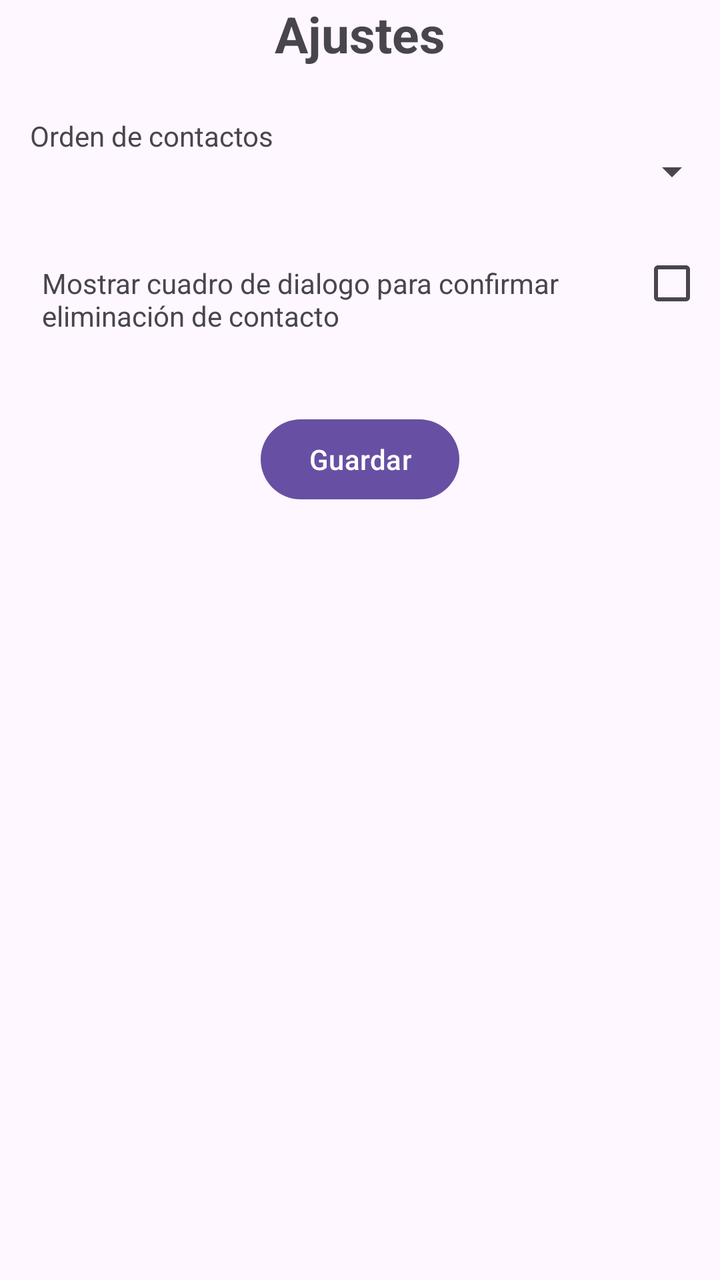
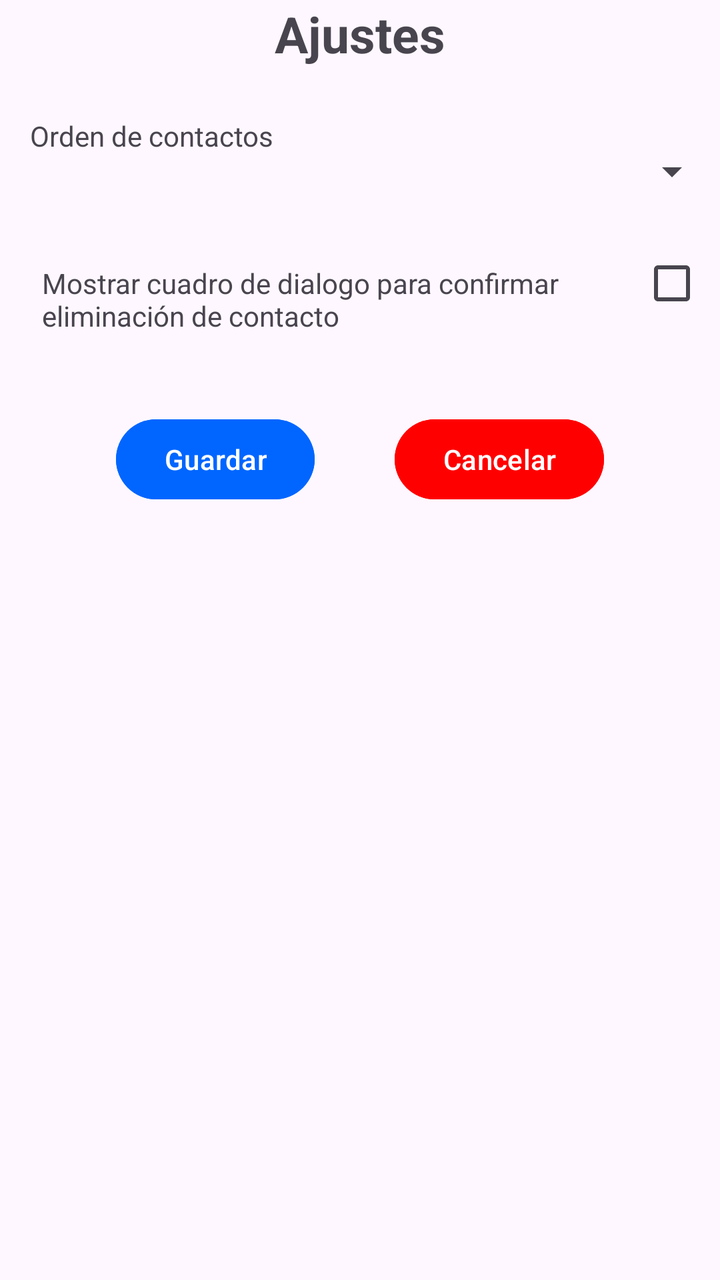

Two renders of the same Android screen: before a commit and after it. Below are the layout's source before the change and the commit's diff.
<!-- AndroidManifest.xml: application theme Theme.MiAgenda -->
<!-- res/layout/activity_ajustes.xml -->
<?xml version="1.0" encoding="utf-8"?>
<androidx.constraintlayout.widget.ConstraintLayout xmlns:android="http://schemas.android.com/apk/res/android"
    xmlns:app="http://schemas.android.com/apk/res-auto"
    xmlns:tools="http://schemas.android.com/tools"
    android:id="@+id/main"
    android:layout_width="match_parent"
    android:layout_height="match_parent"
    tools:context=".AjustesActivity">

    <TextView
        android:id="@+id/title"
        android:layout_width="wrap_content"
        android:layout_height="wrap_content"
        android:text="@string/title_ajustes"
        app:layout_constraintTop_toTopOf="parent"
        app:layout_constraintEnd_toEndOf="parent"
        app:layout_constraintStart_toStartOf="parent"
        android:textSize="25sp"
        android:textStyle="bold"
        />

    
    <TextView
        android:id="@+id/nameLabel"
        android:layout_width="wrap_content"
        android:layout_height="wrap_content"
        app:layout_constraintStart_toStartOf="parent"
        android:text="@string/contact_order"
        android:paddingEnd="15dp"
        android:paddingStart="15dp"
        app:layout_constraintBaseline_toBaselineOf="@+id/order"
        />
    <Spinner
        android:id="@+id/order"
        android:layout_width="wrap_content"
        android:layout_height="wrap_content"
        android:layout_marginTop="40dp"
        app:layout_constraintEnd_toEndOf="parent"
        app:layout_constraintTop_toBottomOf="@+id/title"

        />

    <TextView
        android:layout_width="300dp"
        android:layout_height="wrap_content"
        app:layout_constraintStart_toStartOf="parent"
        app:layout_constraintEnd_toStartOf="@id/order"
        app:layout_constraintBaseline_toBaselineOf="@+id/remove_policy"
        android:text="@string/remove_alert"
        android:paddingStart="15dp"
        android:paddingEnd="15dp"
        />

    <CheckBox
        android:id="@+id/remove_policy"
        android:layout_width="wrap_content"
        android:layout_height="wrap_content"
        android:layout_marginTop="20dp"


        app:layout_constraintTop_toBottomOf="@+id/order"
        app:layout_constraintEnd_toEndOf="parent"

        />

    <Button
        android:id="@+id/btnSaveSettings"
        android:layout_width="wrap_content"
        android:layout_height="wrap_content"
        android:layout_marginTop="40dp"
        android:layout_marginStart="20dp"
        android:layout_marginEnd="20dp"
        android:text="@string/save"
        app:layout_constraintStart_toStartOf="parent"
        app:layout_constraintTop_toBottomOf="@+id/remove_policy"
        app:layout_constraintEnd_toEndOf="parent"

        />


</androidx.constraintlayout.widget.ConstraintLayout>
<!-- resources referenced by this layout -->
<resources>
  <string name="contact_order">Orden de contactos</string>
  <string name="remove_alert">Mostrar cuadro de dialogo para confirmar eliminación de contacto</string>
  <string name="save">Guardar</string>
  <string name="title_ajustes">Ajustes</string>
  <style name="Theme.MiAgenda" parent="Base.Theme.MiAgenda" />
  <style name="Base.Theme.MiAgenda" parent="Theme.Material3.DayNight.NoActionBar">
          
          
      </style>
</resources>

<!-- the commit's change to res/layout/activity_ajustes.xml (unified diff, before → after) -->
@@ -56,8 +56,6 @@
         android:layout_width="wrap_content"
         android:layout_height="wrap_content"
         android:layout_marginTop="20dp"
-
-
         app:layout_constraintTop_toBottomOf="@+id/order"
         app:layout_constraintEnd_toEndOf="parent"
 
@@ -67,14 +65,27 @@
         android:id="@+id/btnSaveSettings"
         android:layout_width="wrap_content"
         android:layout_height="wrap_content"
-        android:layout_marginTop="40dp"
-        android:layout_marginStart="20dp"
-        android:layout_marginEnd="20dp"
         android:text="@string/save"
         app:layout_constraintStart_toStartOf="parent"
+        app:layout_constraintEnd_toStartOf="@id/btnCancelSettings"
+        android:backgroundTint="@color/blue"
+        app:layout_constraintHorizontal_chainStyle="packed"
+        android:layout_marginEnd="20dp"
+        app:layout_constraintBaseline_toBaselineOf="@+id/btnCancelSettings"
+
+        />
+    <Button
+        android:id="@+id/btnCancelSettings"
+        android:layout_width="wrap_content"
+        android:layout_height="wrap_content"
+        android:layout_marginTop="40dp"
+        android:text="@string/cancel"
+        app:layout_constraintStart_toEndOf="@id/btnSaveSettings"
         app:layout_constraintTop_toBottomOf="@+id/remove_policy"
         app:layout_constraintEnd_toEndOf="parent"
-
+        app:layout_constraintHorizontal_chainStyle="packed"
+        android:backgroundTint="@color/red"
+        android:layout_marginStart="20dp"
         />
 
 
<!-- resource entries referenced after the edit -->
@@ -1,5 +1,8 @@
 <!-- resources referenced by this layout -->
 <resources>
+  <color name="blue">#0066FF</color>
+  <color name="red">#FF0000</color>
+  <string name="cancel">Cancelar</string>
   <string name="contact_order">Orden de contactos</string>
   <string name="remove_alert">Mostrar cuadro de dialogo para confirmar eliminación de contacto</string>
   <string name="save">Guardar</string>
